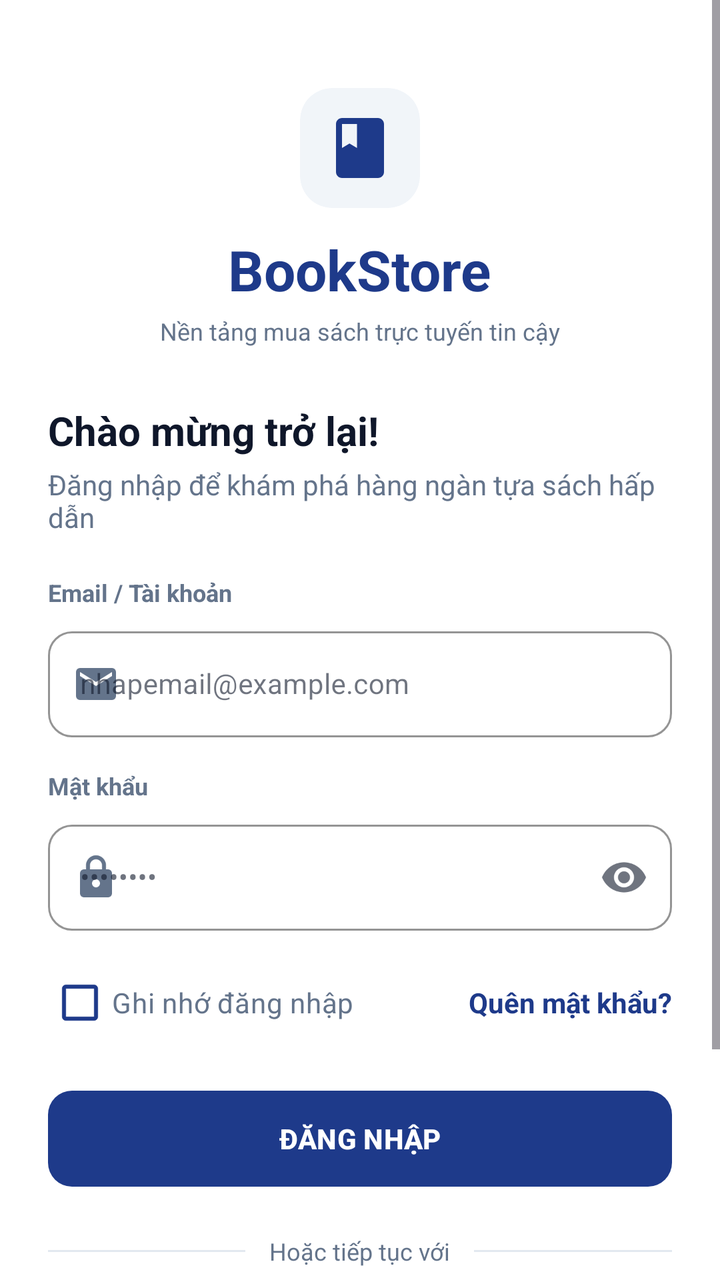
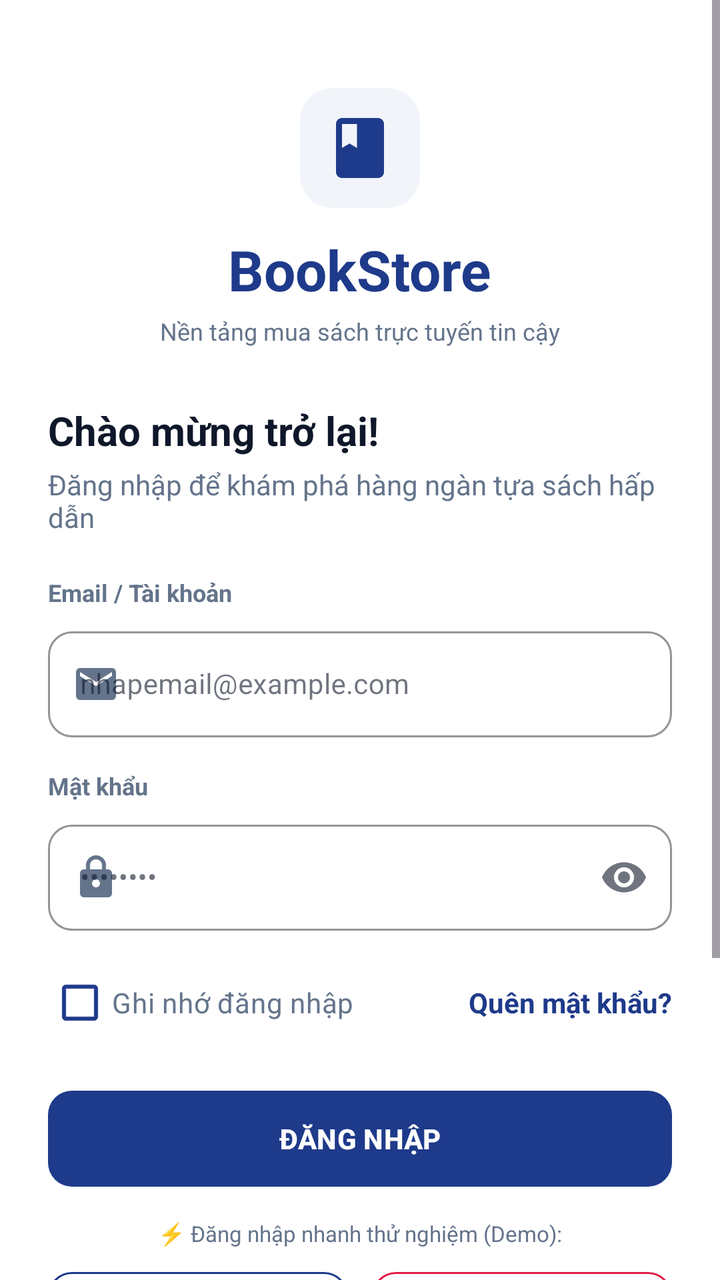

The first picture is an Android layout as it rendered before a commit; the second is the same layout after the commit. The layout source and the unified diff follow.
<!-- AndroidManifest.xml: application theme Theme.Book_selling_app -->
<!-- res/layout/activity_login.xml -->
<?xml version="1.0" encoding="utf-8"?>
<ScrollView xmlns:android="http://schemas.android.com/apk/res/android"
    xmlns:app="http://schemas.android.com/apk/res-auto"
    xmlns:tools="http://schemas.android.com/tools"
    android:layout_width="match_parent"
    android:layout_height="match_parent"
    android:background="@color/surface"
    android:fillViewport="true"
    tools:context=".LoginActivity"
    tools:ignore="HardcodedText,ContentDescription,Autofill,Overdraw">

    <LinearLayout
        android:layout_width="match_parent"
        android:layout_height="wrap_content"
        android:orientation="vertical"
        android:padding="24dp">

        
        <LinearLayout
            android:layout_width="match_parent"
            android:layout_height="wrap_content"
            android:gravity="center"
            android:orientation="vertical"
            android:layout_marginTop="20dp"
            android:layout_marginBottom="28dp">

            <androidx.cardview.widget.CardView
                android:layout_width="60dp"
                android:layout_height="60dp"
                app:cardBackgroundColor="@color/surface_variant"
                app:cardCornerRadius="16dp"
                app:cardElevation="0dp">

                <ImageView
                    android:layout_width="36dp"
                    android:layout_height="36dp"
                    android:layout_gravity="center"
                    android:contentDescription="@null"
                    android:src="@drawable/ic_book"
                    app:tint="@color/primary" />
            </androidx.cardview.widget.CardView>

            <TextView
                android:layout_width="wrap_content"
                android:layout_height="wrap_content"
                android:layout_marginTop="12dp"
                android:text="BookStore"
                android:textColor="@color/primary"
                android:textSize="@dimen/text_display"
                android:textStyle="bold" />

            <TextView
                android:layout_width="wrap_content"
                android:layout_height="wrap_content"
                android:layout_marginTop="4dp"
                android:text="Nền tảng mua sách trực tuyến tin cậy"
                android:textColor="@color/text_secondary"
                android:textSize="@dimen/text_sm" />
        </LinearLayout>

        
        <TextView
            android:layout_width="wrap_content"
            android:layout_height="wrap_content"
            android:text="Chào mừng trở lại!"
            android:textColor="@color/text_primary"
            android:textSize="@dimen/text_2xl"
            android:textStyle="bold" />

        <TextView
            android:layout_width="wrap_content"
            android:layout_height="wrap_content"
            android:layout_marginTop="4dp"
            android:layout_marginBottom="20dp"
            android:text="Đăng nhập để khám phá hàng ngàn tựa sách hấp dẫn"
            android:textColor="@color/text_secondary"
            android:textSize="@dimen/text_md" />

        
        <TextView
            android:layout_width="wrap_content"
            android:layout_height="wrap_content"
            android:layout_marginBottom="6dp"
            android:text="Email / Tài khoản"
            android:textColor="@color/text_secondary"
            android:textSize="@dimen/text_sm"
            android:textStyle="bold" />

        <com.google.android.material.textfield.TextInputLayout
            android:id="@+id/tilEmail"
            style="@style/Widget.MaterialComponents.TextInputLayout.OutlinedBox"
            android:layout_width="match_parent"
            android:layout_height="wrap_content"
            android:layout_marginBottom="16dp"
            app:boxCornerRadiusBottomEnd="@dimen/radius_md"
            app:boxCornerRadiusBottomStart="@dimen/radius_md"
            app:boxCornerRadiusTopEnd="@dimen/radius_md"
            app:boxCornerRadiusTopStart="@dimen/radius_md"
            app:boxStrokeColor="@color/primary"
            app:startIconDrawable="@drawable/ic_mail"
            app:startIconTint="@color/text_secondary">

            <com.google.android.material.textfield.TextInputEditText
                android:id="@+id/edtEmail"
                android:layout_width="match_parent"
                android:layout_height="wrap_content"
                android:hint="nhapemail@example.com"
                android:importantForAutofill="no"
                android:inputType="textEmailAddress"
                android:textColor="@color/text_primary"
                android:textSize="@dimen/text_md" />
        </com.google.android.material.textfield.TextInputLayout>

        
        <TextView
            android:layout_width="wrap_content"
            android:layout_height="wrap_content"
            android:layout_marginBottom="6dp"
            android:text="Mật khẩu"
            android:textColor="@color/text_secondary"
            android:textSize="@dimen/text_sm"
            android:textStyle="bold" />

        <com.google.android.material.textfield.TextInputLayout
            android:id="@+id/tilPassword"
            style="@style/Widget.MaterialComponents.TextInputLayout.OutlinedBox"
            android:layout_width="match_parent"
            android:layout_height="wrap_content"
            android:layout_marginBottom="12dp"
            app:boxCornerRadiusBottomEnd="@dimen/radius_md"
            app:boxCornerRadiusBottomStart="@dimen/radius_md"
            app:boxCornerRadiusTopEnd="@dimen/radius_md"
            app:boxCornerRadiusTopStart="@dimen/radius_md"
            app:boxStrokeColor="@color/primary"
            app:endIconMode="password_toggle"
            app:startIconDrawable="@drawable/ic_lock"
            app:startIconTint="@color/text_secondary">

            <com.google.android.material.textfield.TextInputEditText
                android:id="@+id/edtPassword"
                android:layout_width="match_parent"
                android:layout_height="wrap_content"
                android:hint="••••••••"
                android:importantForAutofill="no"
                android:inputType="textPassword"
                android:textColor="@color/text_primary"
                android:textSize="@dimen/text_md" />
        </com.google.android.material.textfield.TextInputLayout>

        
        <LinearLayout
            android:layout_width="match_parent"
            android:layout_height="wrap_content"
            android:gravity="center_vertical"
            android:orientation="horizontal">

            <CheckBox
                android:id="@+id/chkRemember"
                android:layout_width="0dp"
                android:layout_height="wrap_content"
                android:layout_weight="1"
                android:buttonTint="@color/primary"
                android:text="Ghi nhớ đăng nhập"
                android:textColor="@color/text_secondary"
                android:textSize="@dimen/text_md" />

            <TextView
                android:id="@+id/tvForgotPassword"
                android:layout_width="wrap_content"
                android:layout_height="wrap_content"
                android:clickable="true"
                android:focusable="true"
                android:text="Quên mật khẩu?"
                android:textColor="@color/primary"
                android:textSize="@dimen/text_md"
                android:textStyle="bold" />
        </LinearLayout>

        
        <com.google.android.material.button.MaterialButton
            android:id="@+id/btnLogin"
            android:layout_width="match_parent"
            android:layout_height="@dimen/button_height"
            android:layout_marginTop="20dp"
            android:background="@drawable/bg_button_primary"
            android:text="ĐĂNG NHẬP"
            android:textColor="@color/white"
            android:textSize="@dimen/text_md"
            android:textStyle="bold"
            app:backgroundTint="@color/primary"
            app:cornerRadius="@dimen/radius_md" />

        
        <LinearLayout
            android:layout_width="match_parent"
            android:layout_height="wrap_content"
            android:layout_marginTop="24dp"
            android:layout_marginBottom="24dp"
            android:gravity="center"
            android:orientation="horizontal">

            <View
                android:layout_width="0dp"
                android:layout_height="1dp"
                android:layout_weight="1"
                android:background="@color/border_subtle" />

            <TextView
                android:layout_width="wrap_content"
                android:layout_height="wrap_content"
                android:paddingStart="12dp"
                android:paddingEnd="12dp"
                android:text="Hoặc tiếp tục với"
                android:textColor="@color/text_secondary"
                android:textSize="@dimen/text_sm" />

            <View
                android:layout_width="0dp"
                android:layout_height="1dp"
                android:layout_weight="1"
                android:background="@color/border_subtle" />
        </LinearLayout>

        
        <LinearLayout
            android:layout_width="match_parent"
            android:layout_height="wrap_content"
            android:orientation="horizontal">

            <com.google.android.material.button.MaterialButton
                android:id="@+id/btnGoogleLogin"
                style="@style/Widget.MaterialComponents.Button.OutlinedButton"
                android:layout_width="0dp"
                android:layout_height="@dimen/button_height"
                android:layout_marginEnd="8dp"
                android:layout_weight="1"
                android:text="Google"
                android:textColor="@color/text_primary"
                app:cornerRadius="@dimen/radius_md"
                app:strokeColor="@color/border_subtle" />

            <com.google.android.material.button.MaterialButton
                android:id="@+id/btnFacebookLogin"
                style="@style/Widget.MaterialComponents.Button.OutlinedButton"
                android:layout_width="0dp"
                android:layout_height="@dimen/button_height"
                android:layout_marginStart="8dp"
                android:layout_weight="1"
                android:text="Facebook"
                android:textColor="@color/text_primary"
                app:cornerRadius="@dimen/radius_md"
                app:strokeColor="@color/border_subtle" />
        </LinearLayout>

        
        <LinearLayout
            android:layout_width="match_parent"
            android:layout_height="wrap_content"
            android:layout_marginTop="32dp"
            android:gravity="center"
            android:orientation="horizontal">

            <TextView
                android:layout_width="wrap_content"
                android:layout_height="wrap_content"
                android:text="Chưa có tài khoản?"
                android:textColor="@color/text_secondary"
                android:textSize="@dimen/text_md" />

            <TextView
                android:id="@+id/tvRegisterNow"
                android:layout_width="wrap_content"
                android:layout_height="wrap_content"
                android:layout_marginStart="6dp"
                android:clickable="true"
                android:focusable="true"
                android:text="Đăng ký ngay"
                android:textColor="@color/primary"
                android:textSize="@dimen/text_md"
                android:textStyle="bold" />
        </LinearLayout>

    </LinearLayout>
</ScrollView>
<!-- resources referenced by this layout -->
<resources>
  <color name="border_subtle">#E2E8F0</color>
  <color name="primary">#1E3A8A</color>
  <color name="surface">#FFFFFF</color>
  <color name="surface_variant">#F1F5F9</color>
  <color name="text_primary">#0F172A</color>
  <color name="text_secondary">#64748B</color>
  <color name="white">#FFFFFFFF</color>
  <dimen name="button_height">48dp</dimen>
  <dimen name="radius_md">12dp</dimen>
  <dimen name="text_2xl">20sp</dimen>
  <dimen name="text_display">28sp</dimen>
  <dimen name="text_md">14sp</dimen>
  <dimen name="text_sm">12sp</dimen>
  <!-- drawable bg_button_primary (drawable) -->
  <?xml version="1.0" encoding="utf-8"?>
  <ripple xmlns:android="http://schemas.android.com/apk/res/android"
      android:color="#33FFFFFF">
      <item>
          <shape android:shape="rectangle">
              <solid android:color="@color/primary" />
              <corners android:radius="@dimen/radius_md" />
          </shape>
      </item>
  </ripple>
  <!-- drawable ic_book (drawable) -->
  <vector xmlns:android="http://schemas.android.com/apk/res/android"
      android:width="24dp"
      android:height="24dp"
      android:viewportWidth="24"
      android:viewportHeight="24">
    <path
        android:fillColor="@color/primary"
        android:pathData="M18,2H6C4.9,2 4,2.9 4,4v16c0,1.1 0.9,2 2,2h12c1.1,0 2,-0.9 2,-2V4C20,2.9 19.1,2 18,2zM6,4h5v8l-2.5,-1.5L6,12V4z"/>
  </vector>
  <!-- drawable ic_lock (drawable) -->
  <vector xmlns:android="http://schemas.android.com/apk/res/android"
      android:width="24dp"
      android:height="24dp"
      android:viewportWidth="24"
      android:viewportHeight="24">
    <path
        android:fillColor="@color/text_secondary"
        android:pathData="M18,8h-1V6c0,-2.76 -2.24,-5 -5,-5S7,3.24 7,6v2H6c-1.1,0 -2,0.9 -2,2v10c0,1.1 0.9,2 2,2h12c1.1,0 2,-0.9 2,-2V10C20,8.9 19.1,8 18,8zM12,17c-1.1,0 -2,-0.9 -2,-2s0.9,-2 2,-2 2,0.9 2,2 -0.9,2 -2,2zM9,8V6c0,-1.66 1.34,-3 3,-3s3,1.34 3,3v2H9z"/>
  </vector>
  <!-- drawable ic_mail (drawable) -->
  <vector xmlns:android="http://schemas.android.com/apk/res/android"
      android:width="24dp"
      android:height="24dp"
      android:viewportWidth="24"
      android:viewportHeight="24">
    <path
        android:fillColor="@color/text_secondary"
        android:pathData="M20,4H4C2.9,4 2.01,4.9 2.01,6L2,18c0,1.1 0.9,2 2,2h16c1.1,0 2,-0.9 2,-2V6C22,4.9 21.1,4 20,4zM20,8l-8,5 -8,-5V6l8,5 8,-5V8z"/>
  </vector>
  <style name="Theme.Book_selling_app" parent="Base.Theme.Book_selling_app" />
  <style name="Base.Theme.Book_selling_app" parent="Theme.Material3.DayNight.NoActionBar">
          
          <item name="colorPrimary">@color/primary</item>
          <item name="colorPrimaryDark">@color/primary_dark</item>
          <item name="colorOnPrimary">@color/on_primary</item>
          <item name="colorSecondary">@color/secondary</item>
          <item name="colorOnSecondary">@color/on_secondary</item>
  
          
          <item name="android:windowBackground">@color/background</item>
          <item name="colorSurface">@color/surface</item>
          <item name="colorOnSurface">@color/text_primary</item>
  
          
          <item name="android:statusBarColor">@color/surface</item>
          <item name="android:windowLightStatusBar">true</item>
      </style>
  <color name="primary_dark">#00236F</color>
  <color name="on_primary">#FFFFFF</color>
  <color name="secondary">#D97706</color>
  <color name="on_secondary">#FFFFFF</color>
  <color name="background">#F8FAFC</color>
</resources>

<!-- the commit's change to res/layout/activity_login.xml (unified diff, before → after) -->
@@ -194,6 +194,59 @@
         <LinearLayout
             android:layout_width="match_parent"
             android:layout_height="wrap_content"
+            android:layout_marginTop="16dp"
+            android:gravity="center"
+            android:orientation="vertical">
+
+            <TextView
+                android:layout_width="wrap_content"
+                android:layout_height="wrap_content"
+                android:text="⚡ Đăng nhập nhanh thử nghiệm (Demo):"
+                android:textColor="@color/text_secondary"
+                android:textSize="@dimen/text_xs" />
+
+            <LinearLayout
+                android:layout_width="match_parent"
+                android:layout_height="wrap_content"
+                android:layout_marginTop="6dp"
+                android:orientation="horizontal">
+
+                <com.google.android.material.button.MaterialButton
+                    android:id="@+id/btnQuickDemoUser"
+                    style="@style/Widget.MaterialComponents.Button.OutlinedButton"
+                    android:layout_width="0dp"
+                    android:layout_height="38dp"
+                    android:layout_marginEnd="6dp"
+                    android:layout_weight="1"
+                    android:paddingStart="4dp"
+                    android:paddingEnd="4dp"
+                    android:text="Khách: user@gmail.com"
+                    android:textColor="@color/primary"
+                    android:textSize="@dimen/text_xs"
+                    app:cornerRadius="@dimen/radius_md"
+                    app:strokeColor="@color/primary" />
+
+                <com.google.android.material.button.MaterialButton
+                    android:id="@+id/btnQuickDemoAdmin"
+                    style="@style/Widget.MaterialComponents.Button.OutlinedButton"
+                    android:layout_width="0dp"
+                    android:layout_height="38dp"
+                    android:layout_marginStart="6dp"
+                    android:layout_weight="1"
+                    android:paddingStart="4dp"
+                    android:paddingEnd="4dp"
+                    android:text="Admin: admin@bookstore.vn"
+                    android:textColor="@color/status_discount"
+                    android:textSize="@dimen/text_xs"
+                    app:cornerRadius="@dimen/radius_md"
+                    app:strokeColor="@color/status_discount" />
+            </LinearLayout>
+        </LinearLayout>
+
+        
+        <LinearLayout
+            android:layout_width="match_parent"
+            android:layout_height="wrap_content"
             android:layout_marginTop="24dp"
             android:layout_marginBottom="24dp"
             android:gravity="center"
<!-- resource entries referenced after the edit -->
@@ -2,6 +2,7 @@
 <resources>
   <color name="border_subtle">#E2E8F0</color>
   <color name="primary">#1E3A8A</color>
+  <color name="status_discount">#E11D48</color>
   <color name="surface">#FFFFFF</color>
   <color name="surface_variant">#F1F5F9</color>
   <color name="text_primary">#0F172A</color>
@@ -13,6 +14,7 @@
   <dimen name="text_display">28sp</dimen>
   <dimen name="text_md">14sp</dimen>
   <dimen name="text_sm">12sp</dimen>
+  <dimen name="text_xs">11sp</dimen>
   <!-- drawable bg_button_primary (drawable) -->
   <?xml version="1.0" encoding="utf-8"?>
   <ripple xmlns:android="http://schemas.android.com/apk/res/android"
